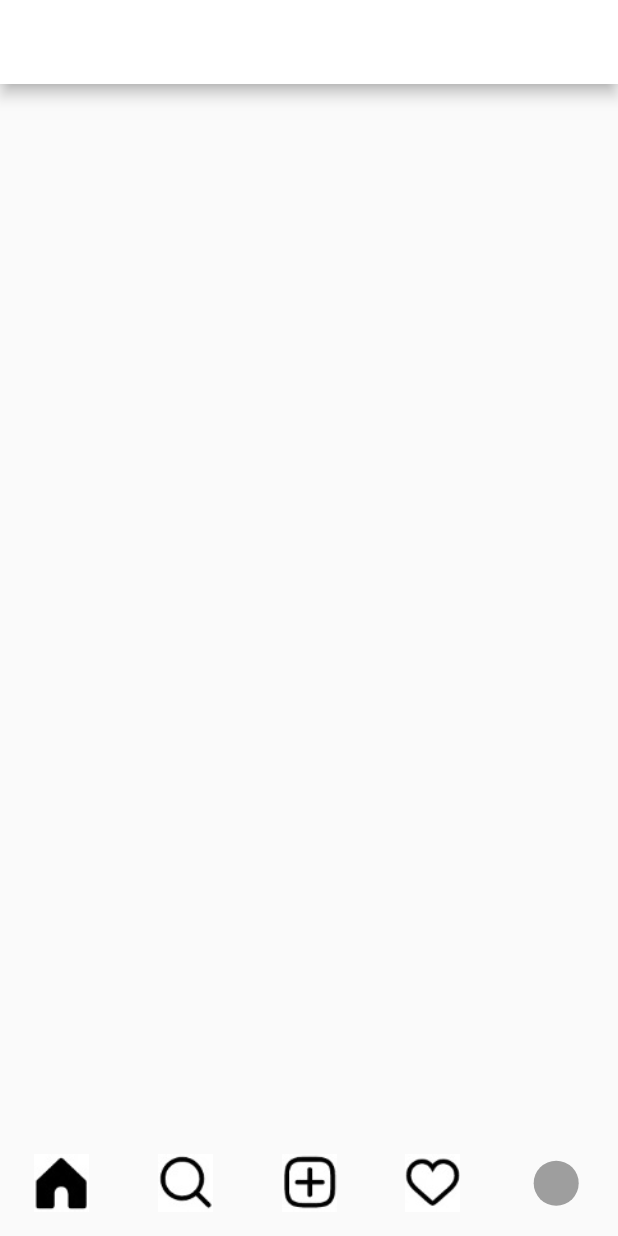
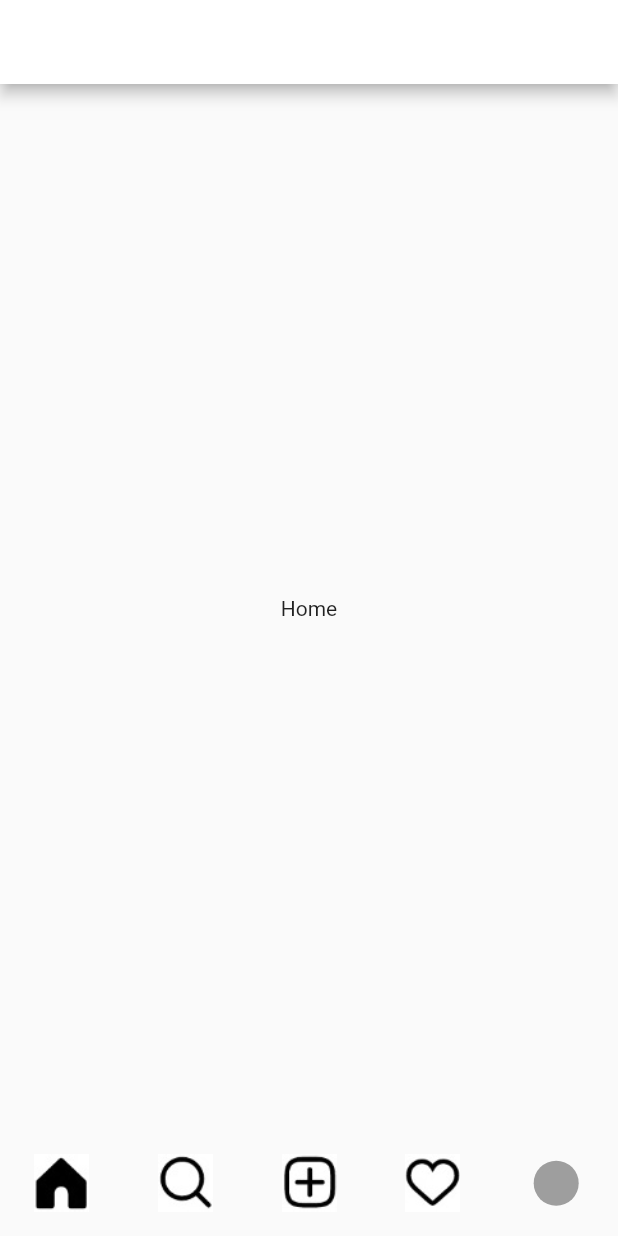
Before and after one commit to Cho-El/instagram_clonecoding, a Flutter app: the screen it shows after launch, on a phone screen of 412 x 824 dp. Run offline on Flutter 3.47's test engine with Material 2 defaults, Android fonts, the phone set to English and light mode, and no system bars; our stand-ins replace get.

Commit message:
2022-06-07

```diff
--- a/lib/main.dart
+++ b/lib/main.dart
@@ -1,6 +1,7 @@
 import 'package:flutter/material.dart';
 import 'package:get/get.dart';
 import 'package:instagram_clonecoding/src/app.dart';
+import 'package:instagram_clonecoding/src/binding/init_bindings.dart';
 
 void main() {
   runApp(const MyApp());
@@ -21,6 +22,7 @@ class MyApp extends StatelessWidget {
           titleTextStyle: TextStyle(color: Colors.black),
         )
       ),
+      initialBinding: InitBinding(),
       home: const App()
     );
   }
--- a/lib/src/app.dart
+++ b/lib/src/app.dart
@@ -1,24 +1,35 @@
 import 'package:flutter/material.dart';
+import 'package:get/get.dart';
 import 'package:instagram_clonecoding/src/components/image_data.dart';
+import 'package:instagram_clonecoding/src/controller/bottom_nav_controller.dart';
 
-class App extends StatelessWidget {
+class App extends GetView<BottomNavController> { // getview 안에 컨트롤러가 있음
   const App({Key? key}) : super(key: key);
 
   @override
   Widget build(BuildContext context) {
     return WillPopScope(
       // 취소를 막는 기능
-      child: Scaffold(
+      child: Obx( // 감싸주어야 값이 전달된다.
+        () => Scaffold(
           appBar: AppBar(),
-        body: Container(),
+          body: IndexedStack(
+            index: controller.pageIndex.value,
+            children: [
+              Container(child: Center(child: Text('Home'))),
+              Container(child: Center(child: Text('Search'))),
+              Container(child: Center(child: Text('Upload'))),
+              Container(child: Center(child: Text('Acting'))),
+              Container(child: Center(child: Text('Mypage'))),
+            ],
+          ),
           bottomNavigationBar: BottomNavigationBar(
             type: BottomNavigationBarType.fixed,
             showSelectedLabels: false,
             showUnselectedLabels: false,
-          currentIndex: 0,
+            currentIndex: controller.pageIndex.value,
             elevation: 0,
-          onTap: (value) {
-          },
+            onTap: controller.changeBottomNav,
             items: [
               BottomNavigationBarItem(
                 icon: ImageData(IconsPath.homeOff),
@@ -52,6 +63,7 @@ class App extends StatelessWidget {
             ],
           ),
         ),
+      ),
       onWillPop: () async {
         return false;
       },
--- /dev/null
+++ b/lib/src/binding/init_bindings.dart
@@ -0,0 +1,10 @@
+import 'package:get/get.dart';
+import 'package:get/get_instance/get_instance.dart';
+import 'package:instagram_clonecoding/src/controller/bottom_nav_controller.dart';
+
+class InitBinding extends Bindings{
+  @override
+  void dependencies() {
+    Get.put(BottomNavController(), permanent: true); // 하단 계속 살아있게 -> 해당 인스턴스는 앱 종료전까지 살아있게
+  }
+}
```
Also changed, not shown: lib/src/controller/bottom_nav_controller.dart (added, +24 -0 lines), lib/src/Page/upload.dart (added). Lines whose indentation alone changed are shown as unchanged.
